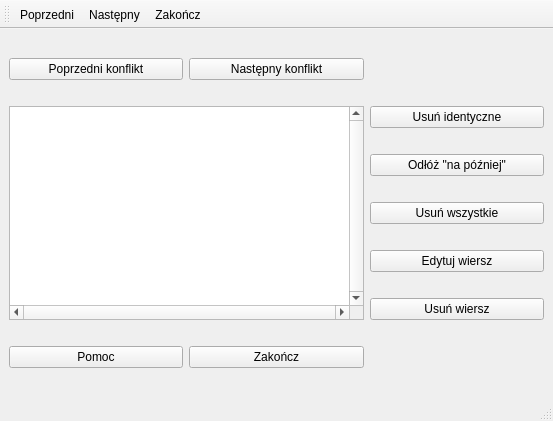
This is conflictresolverwindow.ui in benkopolis/conflict-resolver as Qt 5 draws it before an edit. The edited form follows.
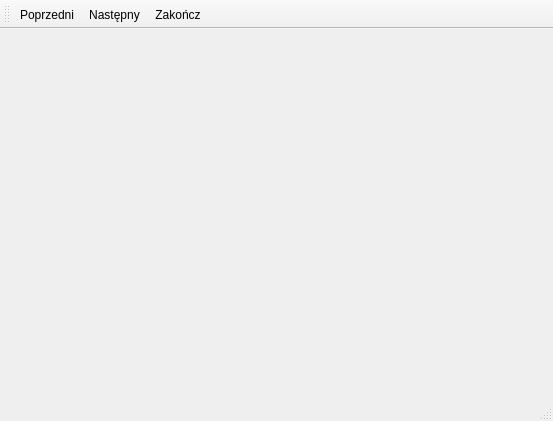
This is the edited form.

What changed in the file:
```diff
--- a/conflictresolverwindow.ui
+++ b/conflictresolverwindow.ui
@@ -14,126 +14,7 @@
    <string>MainWindow</string>
   </property>
   <widget class="QWidget" name="centralwidget">
-   <layout class="QGridLayout" name="gridLayout">
-    <item row="0" column="0">
-     <widget class="QPushButton" name="prev">
-      <property name="toolTip">
-       <string>Go to previous conflict.</string>
-      </property>
-      <property name="text">
-       <string>Poprzedni konflikt</string>
-      </property>
-     </widget>
-    </item>
-    <item row="0" column="1">
-     <widget class="QPushButton" name="next">
-      <property name="toolTip">
-       <string>Go to next conflict</string>
-      </property>
-      <property name="text">
-       <string>Następny konflikt</string>
-      </property>
-     </widget>
-    </item>
-    <item row="1" column="0" rowspan="5" colspan="2">
-     <widget class="QListView" name="_conflictsList">
-      <property name="verticalScrollBarPolicy">
-       <enum>Qt::ScrollBarAlwaysOn</enum>
-      </property>
-      <property name="horizontalScrollBarPolicy">
-       <enum>Qt::ScrollBarAlwaysOn</enum>
-      </property>
-      <property name="verticalScrollMode">
-       <enum>QAbstractItemView::ScrollPerPixel</enum>
-      </property>
-      <property name="horizontalScrollMode">
-       <enum>QAbstractItemView::ScrollPerPixel</enum>
-      </property>
-     </widget>
-    </item>
-    <item row="1" column="2">
-     <widget class="QPushButton" name="removeDup">
-      <property name="toolTip">
-       <string>&lt;!DOCTYPE HTML PUBLIC &quot;-//W3C//DTD HTML 4.0//EN&quot; &quot;http://www.w3.org/TR/REC-html40/strict.dtd&quot;&gt;
-&lt;html&gt;&lt;head&gt;&lt;meta name=&quot;qrichtext&quot; content=&quot;1&quot; /&gt;&lt;style type=&quot;text/css&quot;&gt;
-p, li { white-space: pre-wrap; }
-&lt;/style&gt;&lt;/head&gt;&lt;body style=&quot; font-family:'MS Shell Dlg 2'; font-size:8.25pt; font-weight:400; font-style:normal;&quot;&gt;
-&lt;p style=&quot; margin-top:0px; margin-bottom:0px; margin-left:0px; margin-right:0px; -qt-block-indent:0; text-indent:0px;&quot;&gt;&lt;span style=&quot; font-size:8pt;&quot;&gt;Usuwa identyczne (ze względu na treści tekstów źródłowych i docelowych) wiersze, pozostawiając jeden.&lt;/span&gt;&lt;/p&gt;&lt;/body&gt;&lt;/html&gt;</string>
-      </property>
-      <property name="text">
-       <string>Usuń identyczne</string>
-      </property>
-     </widget>
-    </item>
-    <item row="2" column="2">
-     <widget class="QPushButton" name="_putToDump">
-      <property name="toolTip">
-       <string>Powoduje przeniesienie wierszy do pliku &quot;na później&quot;.</string>
-      </property>
-      <property name="text">
-       <string>Odłóż &quot;na później&quot;</string>
-      </property>
-     </widget>
-    </item>
-    <item row="3" column="2">
-     <widget class="QPushButton" name="deleteAll">
-      <property name="toolTip">
-       <string>&lt;!DOCTYPE HTML PUBLIC &quot;-//W3C//DTD HTML 4.0//EN&quot; &quot;http://www.w3.org/TR/REC-html40/strict.dtd&quot;&gt;
-&lt;html&gt;&lt;head&gt;&lt;meta name=&quot;qrichtext&quot; content=&quot;1&quot; /&gt;&lt;style type=&quot;text/css&quot;&gt;
-p, li { white-space: pre-wrap; }
-&lt;/style&gt;&lt;/head&gt;&lt;body style=&quot; font-family:'MS Shell Dlg 2'; font-size:8.25pt; font-weight:400; font-style:normal;&quot;&gt;
-&lt;p style=&quot; margin-top:0px; margin-bottom:0px; margin-left:0px; margin-right:0px; -qt-block-indent:0; text-indent:0px;&quot;&gt;&lt;span style=&quot; font-size:8pt;&quot;&gt;Usuwa wszystkie wyświetlanie wiersze.&lt;/span&gt;&lt;/p&gt;&lt;/body&gt;&lt;/html&gt;</string>
-      </property>
-      <property name="text">
-       <string>Usuń wszystkie</string>
-      </property>
-     </widget>
-    </item>
-    <item row="4" column="2">
-     <widget class="QPushButton" name="editRow">
-      <property name="toolTip">
-       <string>Pozwala edytować aktualnie zaznaczony wiersz.</string>
-      </property>
-      <property name="text">
-       <string>Edytuj wiersz</string>
-      </property>
-     </widget>
-    </item>
-    <item row="5" column="2">
-     <widget class="QPushButton" name="deleteRow">
-      <property name="toolTip">
-       <string>&lt;!DOCTYPE HTML PUBLIC &quot;-//W3C//DTD HTML 4.0//EN&quot; &quot;http://www.w3.org/TR/REC-html40/strict.dtd&quot;&gt;
-&lt;html&gt;&lt;head&gt;&lt;meta name=&quot;qrichtext&quot; content=&quot;1&quot; /&gt;&lt;style type=&quot;text/css&quot;&gt;
-p, li { white-space: pre-wrap; }
-&lt;/style&gt;&lt;/head&gt;&lt;body style=&quot; font-family:'MS Shell Dlg 2'; font-size:8.25pt; font-weight:400; font-style:normal;&quot;&gt;
-&lt;p style=&quot; margin-top:0px; margin-bottom:0px; margin-left:0px; margin-right:0px; -qt-block-indent:0; text-indent:0px;&quot;&gt;&lt;span style=&quot; font-size:8pt;&quot;&gt;Usuwa aktualnie zaznaczony wiersz.&lt;/span&gt;&lt;/p&gt;&lt;/body&gt;&lt;/html&gt;</string>
-      </property>
-      <property name="text">
-       <string>Usuń wiersz</string>
-      </property>
-     </widget>
-    </item>
-    <item row="6" column="0">
-     <widget class="QPushButton" name="about">
-      <property name="toolTip">
-       <string>Few words about resolving conflicts.</string>
-      </property>
-      <property name="text">
-       <string>Pomoc</string>
-      </property>
-     </widget>
-    </item>
-    <item row="6" column="1">
-     <widget class="QPushButton" name="close">
-      <property name="toolTip">
-       <string>Changes content of files previously choosen for analysis.</string>
-      </property>
-      <property name="text">
-       <string>Zakończ</string>
-      </property>
-     </widget>
-    </item>
-   </layout>
+   <layout class="QGridLayout" name="gridLayout"/>
   </widget>
   <widget class="QMenuBar" name="menubar">
    <property name="geometry">
```
